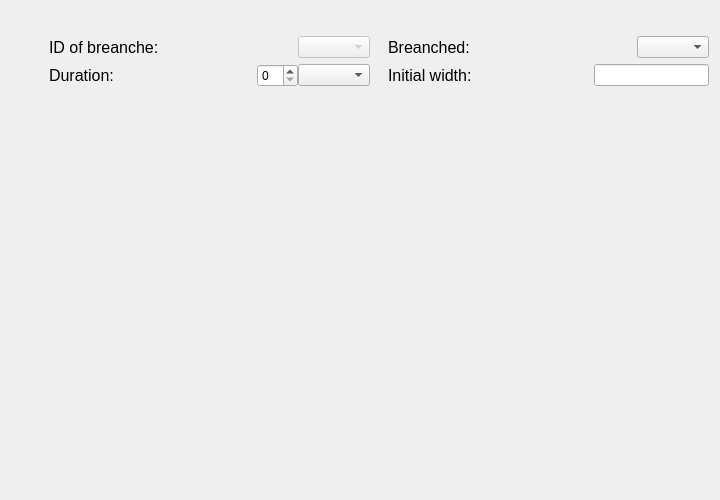
First picture: the form in threedi_api_qgis_client/ui/page_breaches.ui, repository nens/threedi-api-qgis-client, before the edit.
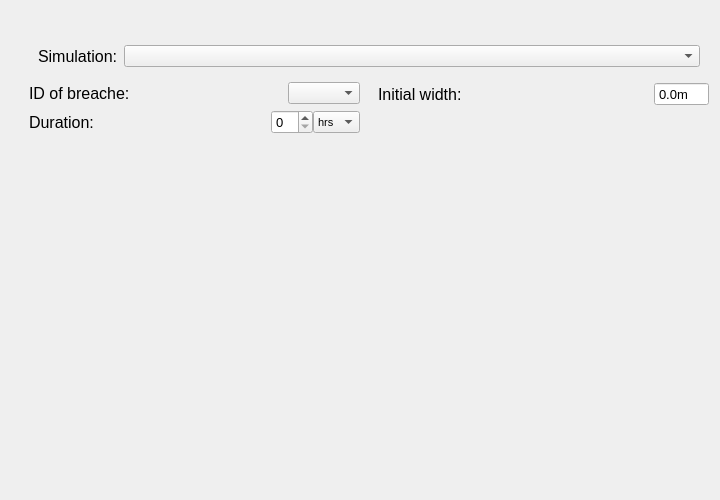
Second picture: the form after the edit.

Commit message: multiple simulations support

Patch:
```diff
--- a/threedi_api_qgis_client/ui/page_breaches.ui
+++ b/threedi_api_qgis_client/ui/page_breaches.ui
@@ -10,6 +10,12 @@
     <height>500</height>
    </rect>
   </property>
+  <property name="font">
+   <font>
+    <family>Segoe UI</family>
+    <pointsize>8</pointsize>
+   </font>
+  </property>
   <property name="windowTitle">
    <string>Form</string>
   </property>
@@ -35,7 +41,7 @@
         </font>
        </property>
        <property name="text">
-        <string>ID of breanche:</string>
+        <string>ID of breache:</string>
        </property>
       </widget>
      </item>
@@ -81,16 +87,42 @@
            <height>16777215</height>
           </size>
          </property>
+         <property name="font">
+          <font>
+           <pointsize>10</pointsize>
+          </font>
+         </property>
         </widget>
        </item>
        <item alignment="Qt::AlignRight">
-        <widget class="QComboBox" name="comboBox_2">
+        <widget class="QComboBox" name="dd_units">
+         <property name="sizePolicy">
+          <sizepolicy hsizetype="Minimum" vsizetype="Fixed">
+           <horstretch>0</horstretch>
+           <verstretch>0</verstretch>
+          </sizepolicy>
+         </property>
          <property name="maximumSize">
           <size>
            <width>167</width>
            <height>16777215</height>
           </size>
          </property>
+         <item>
+          <property name="text">
+           <string>hrs</string>
+          </property>
+         </item>
+         <item>
+          <property name="text">
+           <string>min</string>
+          </property>
+         </item>
+         <item>
+          <property name="text">
+           <string>s</string>
+          </property>
+         </item>
         </widget>
        </item>
       </layout>
@@ -116,10 +148,10 @@
        <item>
         <widget class="QComboBox" name="comboBox">
          <property name="enabled">
-          <bool>false</bool>
+          <bool>true</bool>
          </property>
          <property name="sizePolicy">
-          <sizepolicy hsizetype="Preferred" vsizetype="Fixed">
+          <sizepolicy hsizetype="Minimum" vsizetype="Fixed">
            <horstretch>0</horstretch>
            <verstretch>0</verstretch>
           </sizepolicy>
@@ -154,20 +186,7 @@
    </item>
    <item row="6" column="6">
     <layout class="QFormLayout" name="formLayout_2">
-     <item row="3" column="0">
-      <widget class="QLabel" name="label_3">
-       <property name="font">
-        <font>
-         <family>Segoe UI</family>
-         <pointsize>12</pointsize>
-        </font>
-       </property>
-       <property name="text">
-        <string>Breanched:</string>
-       </property>
-      </widget>
-     </item>
-     <item row="5" column="0">
+     <item row="4" column="0">
       <widget class="QLabel" name="label_4">
        <property name="font">
         <font>
@@ -180,7 +199,45 @@
        </property>
       </widget>
      </item>
-     <item row="6" column="1">
+     <item row="4" column="1">
+      <layout class="QHBoxLayout" name="horizontalLayout_3">
+       <property name="bottomMargin">
+        <number>0</number>
+       </property>
+       <item>
+        <spacer name="horizontalSpacer_4">
+         <property name="orientation">
+          <enum>Qt::Horizontal</enum>
+         </property>
+         <property name="sizeHint" stdset="0">
+          <size>
+           <width>40</width>
+           <height>20</height>
+          </size>
+         </property>
+        </spacer>
+       </item>
+       <item>
+        <widget class="QDoubleSpinBox" name="sb_width">
+         <property name="font">
+          <font>
+           <pointsize>10</pointsize>
+          </font>
+         </property>
+         <property name="buttonSymbols">
+          <enum>QAbstractSpinBox::NoButtons</enum>
+         </property>
+         <property name="suffix">
+          <string>m</string>
+         </property>
+         <property name="decimals">
+          <number>1</number>
+         </property>
+        </widget>
+       </item>
+      </layout>
+     </item>
+     <item row="5" column="1">
       <spacer name="horizontalSpacer_2">
        <property name="orientation">
         <enum>Qt::Horizontal</enum>
@@ -193,65 +250,49 @@
        </property>
       </spacer>
      </item>
-     <item row="3" column="1">
-      <layout class="QHBoxLayout" name="horizontalLayout_2">
-       <property name="spacing">
-        <number>0</number>
-       </property>
-       <property name="bottomMargin">
-        <number>0</number>
-       </property>
-       <item>
-        <spacer name="horizontalSpacer_3">
-         <property name="orientation">
-          <enum>Qt::Horizontal</enum>
-         </property>
-         <property name="sizeHint" stdset="0">
-          <size>
-           <width>40</width>
-           <height>20</height>
-          </size>
-         </property>
-        </spacer>
-       </item>
-       <item>
-        <widget class="QComboBox" name="comboBox_3">
-         <property name="maximumSize">
-          <size>
-           <width>130</width>
-           <height>16777215</height>
-          </size>
-         </property>
-        </widget>
-       </item>
-      </layout>
-     </item>
-     <item row="5" column="1">
-      <layout class="QHBoxLayout" name="horizontalLayout_3">
-       <property name="bottomMargin">
-        <number>0</number>
-       </property>
-       <item>
-        <spacer name="horizontalSpacer_4">
-         <property name="orientation">
-          <enum>Qt::Horizontal</enum>
-         </property>
-         <property name="sizeHint" stdset="0">
-          <size>
-           <width>40</width>
-           <height>20</height>
-          </size>
-         </property>
-        </spacer>
-       </item>
-       <item>
-        <widget class="QLineEdit" name="lineEdit"/>
-       </item>
-      </layout>
-     </item>
     </layout>
    </item>
-   <item row="2" column="0">
+   <item row="3" column="3" colspan="4">
+    <widget class="QWidget" name="simulation_widget" native="true">
+     <property name="sizePolicy">
+      <sizepolicy hsizetype="Expanding" vsizetype="Preferred">
+       <horstretch>0</horstretch>
+       <verstretch>0</verstretch>
+      </sizepolicy>
+     </property>
+     <property name="minimumSize">
+      <size>
+       <width>0</width>
+       <height>0</height>
+      </size>
+     </property>
+     <layout class="QGridLayout" name="gridLayout_2">
+      <item row="0" column="0">
+       <widget class="QLabel" name="label_5">
+        <property name="font">
+         <font>
+          <pointsize>12</pointsize>
+         </font>
+        </property>
+        <property name="text">
+         <string>Simulation:</string>
+        </property>
+       </widget>
+      </item>
+      <item row="0" column="1">
+       <widget class="QComboBox" name="dd_simulation">
+        <property name="sizePolicy">
+         <sizepolicy hsizetype="Expanding" vsizetype="Preferred">
+          <horstretch>0</horstretch>
+          <verstretch>0</verstretch>
+         </sizepolicy>
+        </property>
+       </widget>
+      </item>
+     </layout>
+    </widget>
+   </item>
+   <item row="2" column="3">
     <spacer name="verticalSpacer_2">
      <property name="orientation">
       <enum>Qt::Vertical</enum>
```
Left out of the diff: 8 changed lines with no effect on the pictures. The commit also changes 7 other files.
